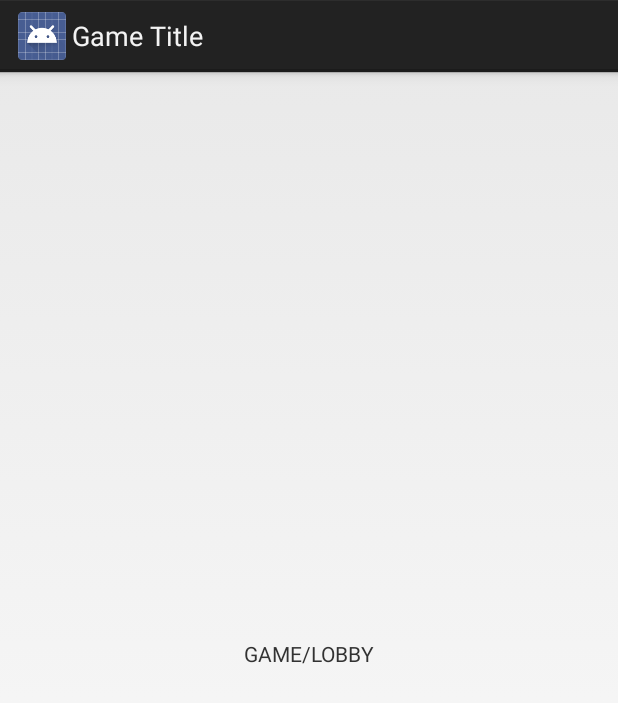
After one commit to Trishun/PPZ_Project, an Android app: the GameActivity screen opened directly, with no data from a screen before it, on a phone screen of 412 x 824 dp. The commit adds this screen. Shown: the top 703 px of the screen. Run offline under Robolectric (Android 15) with nearby library versions, the phone set to English and light mode, and no system bars.

Commit message:
Add game and settings screens (feature, resolves#3)

```diff
--- a/src/Client/app/build.gradle
+++ b/src/Client/app/build.gradle
@@ -17,6 +17,11 @@ android {
             proguardFiles getDefaultProguardFile('proguard-android.txt'), 'proguard-rules.pro'
         }
     }
+    sourceSets {
+        main {
+            java.srcDirs = ['src/main/java', 'src/main/java/activities', 'src/main/java/pl.locationbasedgame/']
+        }
+    }
 }
 
 dependencies {
@@ -25,5 +30,6 @@ dependencies {
         exclude group: 'com.android.support', module: 'support-annotations'
     })
     compile 'com.android.support.constraint:constraint-layout:1.0.0-alpha9'
+    compile 'com.android.support:appcompat-v7:25.1.1'
     testCompile 'junit:junit:4.12'
 }
--- a/src/Client/app/src/main/AndroidManifest.xml
+++ b/src/Client/app/src/main/AndroidManifest.xml
@@ -9,7 +9,7 @@
         android:roundIcon="@mipmap/ic_launcher_round"
         android:supportsRtl="true"
         android:theme="@style/AppTheme">
-        <activity android:name=".MainMenuActivity"/>
+        <activity android:name=".MainMenuActivity" />
         <activity android:name=".LoginActivity">
             <intent-filter>
                 <action android:name="android.intent.action.MAIN" />
@@ -17,6 +17,8 @@
                 <category android:name="android.intent.category.LAUNCHER" />
             </intent-filter>
         </activity>
+        <activity android:name=".GameActivity" />
+        <activity android:name=".SettingsActivity"></activity>
     </application>
 
 </manifest>
--- /dev/null
+++ b/src/Client/app/src/main/java/pl/locationbasedgame/GameActivity.java
@@ -0,0 +1,13 @@
+package pl.locationbasedgame;
+
+import android.app.Activity;
+import android.os.Bundle;
+
+public class GameActivity extends Activity {
+
+    @Override
+    protected void onCreate(Bundle savedInstanceState) {
+        super.onCreate(savedInstanceState);
+        setContentView(R.layout.activity_game);
+    }
+}
--- a/src/Client/app/src/main/java/pl/locationbasedgame/LoginActivity.java
+++ b/src/Client/app/src/main/java/pl/locationbasedgame/LoginActivity.java
@@ -3,7 +3,6 @@ package pl.locationbasedgame;
 import android.app.Activity;
 import android.content.Intent;
 import android.os.Bundle;
-import android.util.Log;
 import android.view.View;
 import android.widget.Button;
 import android.widget.Toast;
@@ -32,6 +31,7 @@ public class LoginActivity extends Activity {
             @Override
             public void onClick(View view) {
                 Intent mainMenuIntent = new Intent(LoginActivity.this, MainMenuActivity.class);
+                finish();
                 startActivity(mainMenuIntent);
             }
         });
--- /dev/null
+++ b/src/Client/app/src/main/res/layout/activity_game.xml
@@ -0,0 +1,10 @@
+<?xml version="1.0" encoding="utf-8"?>
+<RelativeLayout xmlns:android="http://schemas.android.com/apk/res/android"
+    android:layout_width="match_parent"
+    android:layout_height="match_parent">
+    <TextView
+        android:layout_width="wrap_content"
+        android:layout_height="wrap_content"
+        android:layout_centerInParent="true"
+        android:text="GAME/LOBBY"/>
+</RelativeLayout>
```
Also changed, not shown: src/Client/app/src/main/java/pl/locationbasedgame/MainMenuActivity.java (+31 -0 lines), src/Client/app/src/main/java/pl/locationbasedgame/SettingsActivity.java (added, +13 -0 lines), src/Client/app/src/main/res/layout/activity_settings.xml (added, +10 -0 lines), 1 other file.
